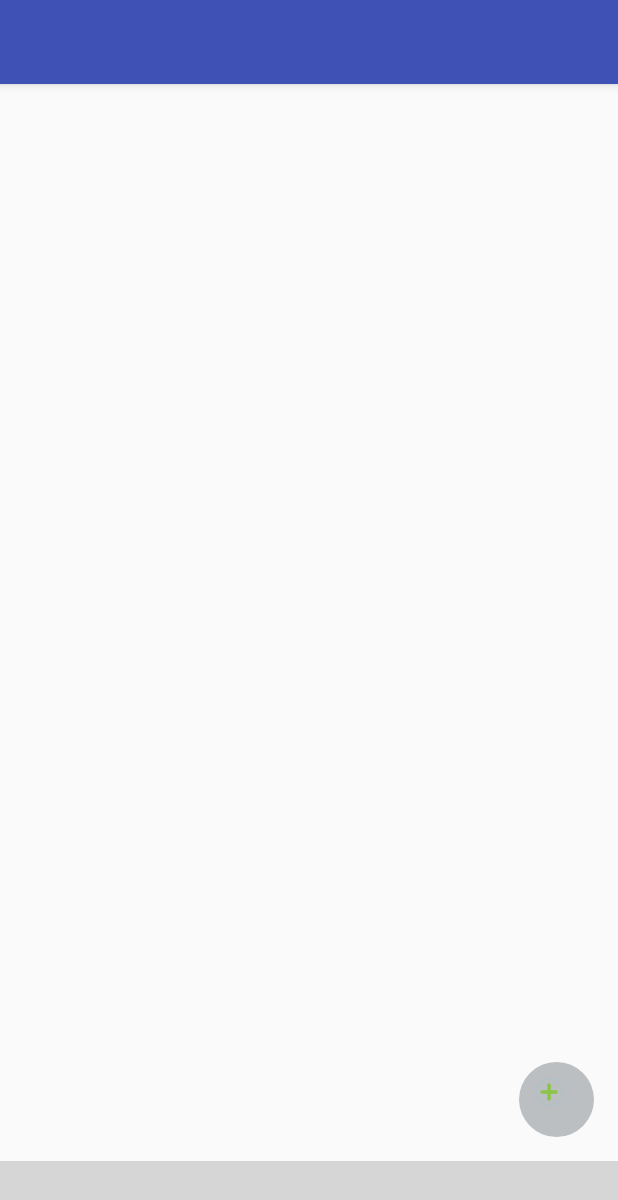
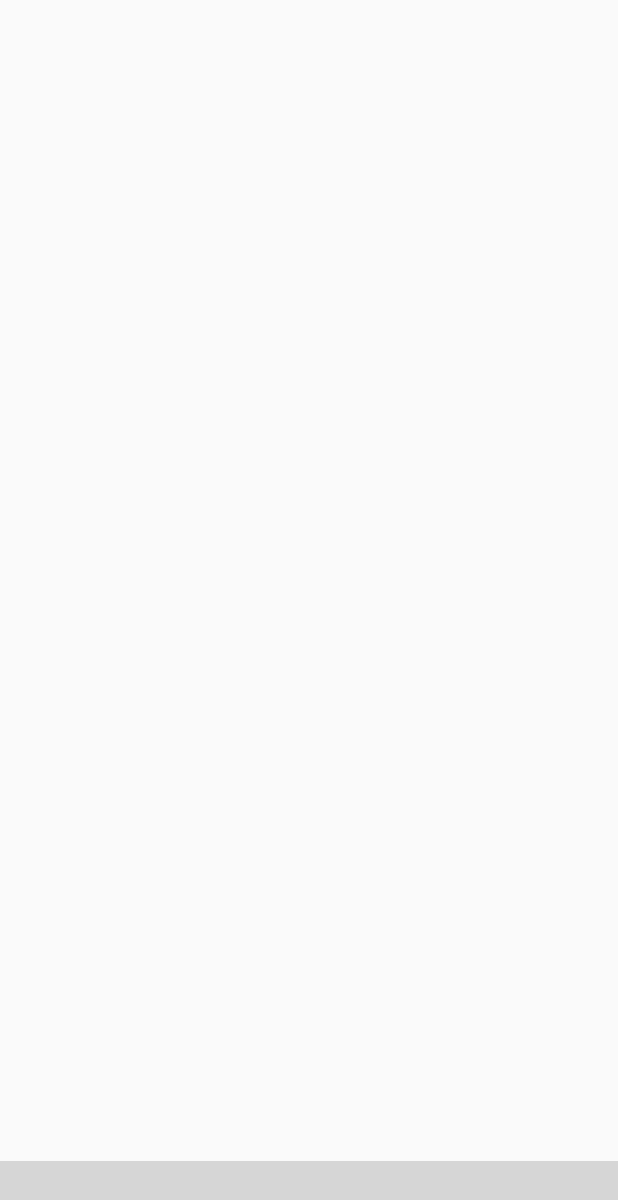
Before and after one commit to meanhan/VideoNote, an Android app: the layout activity_main.xml on its own in the app's theme, with its tools: preview values and no code run, on a phone screen of 412 x 824 dp. Shown: the top 1200 px of the screen. Run offline under Robolectric (Android 15) with nearby library versions, the light colour scheme and no system bars; plain views replace BottomNavigationBar; grey boxes are pictures that could not be loaded.

Commit message:
修改ToolBar

```diff
--- a/TVHelper/src/main/res/layout/activity_main.xml
+++ b/TVHelper/src/main/res/layout/activity_main.xml
@@ -7,49 +7,13 @@
     android:orientation="vertical"
     tools:context="com.xuhan.videonote.homepage.MainActivity">
 
-    <android.support.design.widget.CoordinatorLayout
+    <FrameLayout
+        android:id="@+id/layout_frame"
         android:layout_width="match_parent"
         android:layout_height="0dp"
-        android:layout_weight="1"
-        android:orientation="vertical">
+        android:layout_weight="1">
 
-        <android.support.design.widget.AppBarLayout
-            android:layout_width="match_parent"
-            android:layout_height="wrap_content"
-            android:theme="@style/AppTheme.AppBarOverlay">
-
-            <android.support.v7.widget.Toolbar
-                android:id="@+id/toolbar"
-                android:layout_width="match_parent"
-                android:layout_height="?attr/actionBarSize"
-                android:background="?attr/colorPrimary"
-                app:popupTheme="@style/AppTheme.PopupOverlay" />
-
-        </android.support.design.widget.AppBarLayout>
-
-        <android.support.v4.view.ViewPager
-            android:id="@+id/viewPager"
-            android:layout_width="match_parent"
-            android:layout_height="match_parent"
-            app:layout_behavior="@string/appbar_scrolling_view_behavior"/>
-
-        <android.support.design.widget.FloatingActionButton
-            android:id="@+id/fab"
-            android:layout_width="50dp"
-            android:layout_height="50dp"
-            android:layout_gravity="bottom|end"
-            android:layout_marginBottom="@dimen/fab_margin"
-            android:layout_marginEnd="@dimen/fab_margin"
-            android:visibility="visible"
-            app:backgroundTint="#BBBFC1"
-            app:borderWidth="0dp"
-            app:elevation="0dp"
-            app:fabSize="mini"
-            app:pressedTranslationZ="0dp"
-            app:rippleColor="#a6a6a6"
-            app:srcCompat="@drawable/btn_add_96px" />
-
-    </android.support.design.widget.CoordinatorLayout>
+    </FrameLayout>
 
     <com.ashokvarma.bottomnavigation.BottomNavigationBar
         android:id="@+id/bottom_navigation_bar"
```
Also changed, not shown: TVHelper/src/main/java/com/xuhan/videonote/homepage/HomeFragment.java (+45 -1 lines), TVHelper/src/main/java/com/xuhan/videonote/homepage/MainActivity.java (+34 -56 lines), TVHelper/src/main/res/layout/fragment_home.xml (+46 -6 lines).
